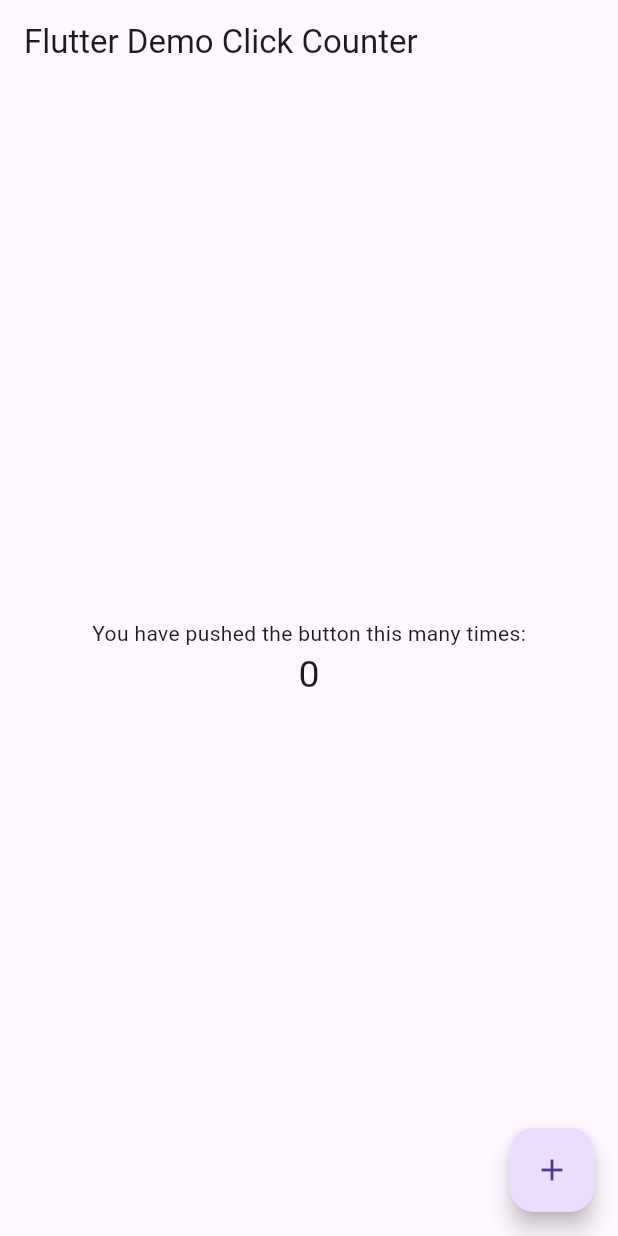
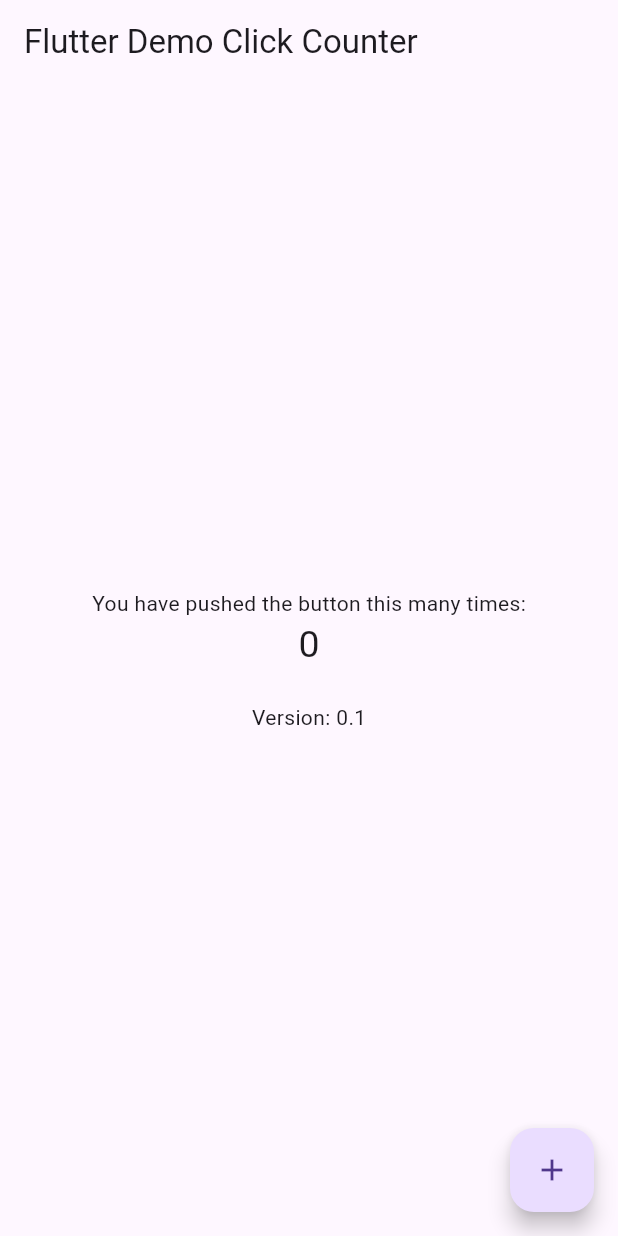
Before and after one commit to pemo11/memotime2000, a Flutter app: the screen it shows after launch, on a phone screen of 412 x 824 dp. Run offline on Flutter 3.47's test engine with Material 3 defaults, Android fonts, the phone set to English and light mode, and no system bars.

Commit message:
feat: show version on home page

```diff
--- a/lib/main.dart
+++ b/lib/main.dart
@@ -1,4 +1,6 @@
 import 'package:flutter/material.dart';
+/// Current application version displayed on the start page.
+const String appVersion = '0.1';
 
 void main() => runApp(const MyApp());
 
@@ -79,6 +81,8 @@ class _MyHomePageState extends State<MyHomePage> {
               '$_counter',
               style: const TextStyle(fontSize: 25),
             ),
+            const SizedBox(height: 20),
+            Text('Version: $appVersion'),
           ],
         ),
       ),
```
